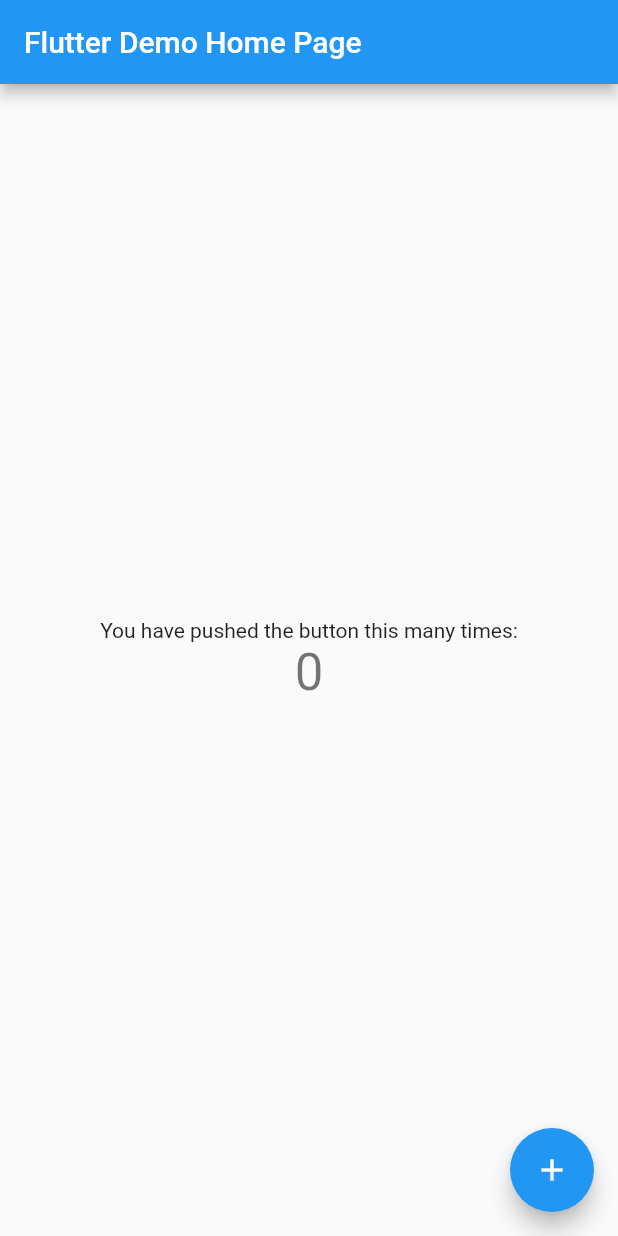
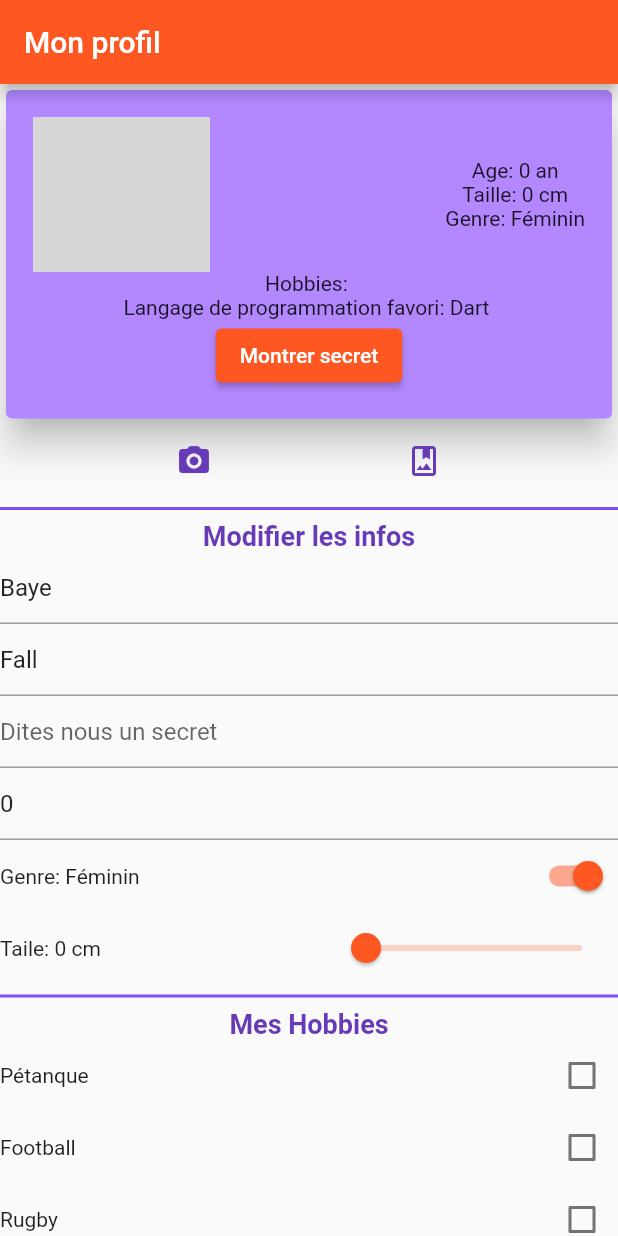
Before and after one commit to Kheuzayni/profil_with_camera, a Flutter app: the screen it shows after launch, on a phone screen of 412 x 824 dp. Run offline on Flutter 3.47's test engine with Material 2 defaults, Android fonts, the light colour scheme and no system bars; our stand-ins replace image_picker; missing offline and left inert: image_picker_for_web; network calls fail; grey boxes are pictures that could not be loaded.

Commit message:
add camera and image

```diff
--- a/lib/generated_plugin_registrant.dart
+++ b/lib/generated_plugin_registrant.dart
@@ -0,0 +1,16 @@
+//
+// Generated file. Do not edit.
+//
+
+// ignore_for_file: directives_ordering
+// ignore_for_file: lines_longer_than_80_chars
+
+import 'package:image_picker_for_web/image_picker_for_web.dart';
+
+import 'package:flutter_web_plugins/flutter_web_plugins.dart';
+
+// ignore: public_member_api_docs
+void registerPlugins(Registrar registrar) {
+  ImagePickerPlugin.registerWith(registrar);
+  registrar.registerMessageHandler();
+}
--- a/lib/main.dart
+++ b/lib/main.dart
@@ -1,115 +1,24 @@
 import 'package:flutter/material.dart';
+import 'package:profil_with_camera/profile_page.dart';
+
 
 void main() {
   runApp(const MyApp());
 }
 
 class MyApp extends StatelessWidget {
-  const MyApp({super.key});
+  const MyApp({Key? key}) : super(key: key);
 
   // This widget is the root of your application.
   @override
   Widget build(BuildContext context) {
     return MaterialApp(
-      title: 'Flutter Demo',
+      title: 'Profil appareil Photo',
+      debugShowCheckedModeBanner: false,
       theme: ThemeData(
-        // This is the theme of your application.
-        //
-        // Try running your application with "flutter run". You'll see the
-        // application has a blue toolbar. Then, without quitting the app, try
-        // changing the primarySwatch below to Colors.green and then invoke
-        // "hot reload" (press "r" in the console where you ran "flutter run",
-        // or simply save your changes to "hot reload" in a Flutter IDE).
-        // Notice that the counter didn't reset back to zero; the application
-        // is not restarted.
-        primarySwatch: Colors.blue,
+        primarySwatch: Colors.deepOrange,
       ),
-      home: const MyHomePage(title: 'Flutter Demo Home Page'),
+      home: ProfilePage(),
     );
   }
 }
-
-class MyHomePage extends StatefulWidget {
-  const MyHomePage({super.key, required this.title});
-
-  // This widget is the home page of your application. It is stateful, meaning
-  // that it has a State object (defined below) that contains fields that affect
-  // how it looks.
-
-  // This class is the configuration for the state. It holds the values (in this
-  // case the title) provided by the parent (in this case the App widget) and
-  // used by the build method of the State. Fields in a Widget subclass are
-  // always marked "final".
-
-  final String title;
-
-  @override
-  State<MyHomePage> createState() => _MyHomePageState();
-}
-
-class _MyHomePageState extends State<MyHomePage> {
-  int _counter = 0;
-
-  void _incrementCounter() {
-    setState(() {
-      // This call to setState tells the Flutter framework that something has
-      // changed in this State, which causes it to rerun the build method below
-      // so that the display can reflect the updated values. If we changed
-      // _counter without calling setState(), then the build method would not be
-      // called again, and so nothing would appear to happen.
-      _counter++;
-    });
-  }
-
-  @override
-  Widget build(BuildContext context) {
-    // This method is rerun every time setState is called, for instance as done
-    // by the _incrementCounter method above.
-    //
-    // The Flutter framework has been optimized to make rerunning build methods
-    // fast, so that you can just rebuild anything that needs updating rather
-    // than having to individually change instances of widgets.
-    return Scaffold(
-      appBar: AppBar(
-        // Here we take the value from the MyHomePage object that was created by
-        // the App.build method, and use it to set our appbar title.
-        title: Text(widget.title),
-      ),
-      body: Center(
-        // Center is a layout widget. It takes a single child and positions it
-        // in the middle of the parent.
-        child: Column(
-          // Column is also a layout widget. It takes a list of children and
-          // arranges them vertically. By default, it sizes itself to fit its
-          // children horizontally, and tries to be as tall as its parent.
-          //
-          // Invoke "debug painting" (press "p" in the console, choose the
-          // "Toggle Debug Paint" action from the Flutter Inspector in Android
-          // Studio, or the "Toggle Debug Paint" command in Visual Studio Code)
-          // to see the wireframe for each widget.
-          //
-          // Column has various properties to control how it sizes itself and
-          // how it positions its children. Here we use mainAxisAlignment to
-          // center the children vertically; the main axis here is the vertical
-          // axis because Columns are vertical (the cross axis would be
-          // horizontal).
-          mainAxisAlignment: MainAxisAlignment.center,
-          children: <Widget>[
-            const Text(
-              'You have pushed the button this many times:',
-            ),
-            Text(
-              '$_counter',
-              style: Theme.of(context).textTheme.headlineMedium,
-            ),
-          ],
-        ),
-      ),
-      floatingActionButton: FloatingActionButton(
-        onPressed: _incrementCounter,
-        tooltip: 'Increment',
-        child: const Icon(Icons.add),
-      ), // This trailing comma makes auto-formatting nicer for build methods.
-    );
-  }
-}
--- a/lib/profile.dart
+++ b/lib/profile.dart
@@ -0,0 +1,51 @@
+class Profile {
+
+  String surname;
+  String name;
+  int age;
+  bool gender;
+  double height;
+  String secret;
+  List<String> hobbies;
+  String favoriteLang;
+
+  Profile({
+    this.surname = "",
+    this.name = "",
+    this.age = 0,
+    this.gender = true,
+    this.height = 0.0,
+    this.secret = "",
+    this.hobbies = const [],
+    this.favoriteLang = "Dart"
+  });
+
+  String setName() => "$surname $name";
+
+  String setAge() {
+    String ageString = "$age an";
+    if (age>1) {
+      ageString += "s";
+    }
+    return ageString;
+  }
+
+  String genderString() => (gender) ? "Féminin" : "Masculin";
+
+  String setHeight() => "${height.toInt()} cm";
+
+  String setHobbies() {
+    String toHobbiesString = "";
+    if (hobbies.length == 0) {
+      return toHobbiesString;
+    } else {
+      toHobbiesString = "Mes hobbies sont:";
+      hobbies.forEach((hobbie) {
+        toHobbiesString += " $hobbie,";
+      });
+      return toHobbiesString;
+    }
+  }
+
+
+}
--- a/lib/profile_page.dart
+++ b/lib/profile_page.dart
@@ -0,0 +1,273 @@
+import 'dart:io';
+
+import 'package:flutter/material.dart';
+import 'package:image_picker/image_picker.dart';
+import 'package:profil_with_camera/profile.dart';
+
+class ProfilePage extends StatefulWidget {
+
+  @override
+  ProfilePageState createState() => ProfilePageState();
+}
+
+class ProfilePageState extends State<ProfilePage> {
+
+  Profile myProfile = Profile(surname: "Baye", name: "Fall");
+  late TextEditingController surname;
+  late TextEditingController name;
+  late TextEditingController secret;
+  late TextEditingController age;
+  bool showSecret = false;
+
+  Map<String, bool> hobbies = {
+    "Pétanque": false,
+    "Football": false,
+    "Rugby": false,
+    "Code": false,
+    "Manga": false,
+    "foooood": false
+  };
+
+  ImagePicker picker = ImagePicker();
+  File? imageFile;
+
+  @override
+  void initState() {
+    // TODO: implement initState
+    super.initState();
+    surname = TextEditingController();
+    name = TextEditingController();
+    secret = TextEditingController();
+    age = TextEditingController();
+    surname.text = myProfile.surname;
+    name.text = myProfile.name;
+    secret.text = myProfile.secret;
+    age.text = myProfile.age.toString();
+  }
+
+  @override
+  void dispose() {
+    // TODO: implement dispose
+    surname.dispose();
+    name.dispose();
+    secret.dispose();
+    super.dispose();
+  }
+
+  @override
+  Widget build(BuildContext context) {
+    double imageSize = MediaQuery.of(context).size.width / 4;
+    return Scaffold(
+      appBar: AppBar(title: Text("Mon profil"),),
+      body: SingleChildScrollView(
+        child: Column(
+          mainAxisSize: MainAxisSize.max,
+          children: [
+            Card(
+                color: Colors.deepPurpleAccent.shade100,
+                elevation: 10,
+                child: Container(
+                  width: MediaQuery.of(context).size.width,
+                  margin: EdgeInsets.all(10),
+                  padding: EdgeInsets.all(8),
+                  child: Column(
+                    children: [
+                      Row(
+                        mainAxisAlignment: MainAxisAlignment.spaceBetween,
+                        children: [
+                          Container(
+                            width: MediaQuery.of(context).size.width / 3.5,
+                            child: (imageFile == null)
+                                ? Image.network("https://codabee.com/wp-content/uploads/2018/03/cropped-Artboard-2.png", height: imageSize, width: imageSize,)
+                                : Image.file(imageFile!, height: imageSize, width: imageSize,),
+                          ),
+                          Column(
+                            children: [
+                              Text("Age: ${myProfile.setAge()}"),
+                              Text("Taille: ${myProfile.setHeight()}"),
+                              Text("Genre: ${myProfile.genderString()}"),
+                            ],
+                          )
+                        ],
+                      ),
+                      Text("Hobbies: ${myProfile.setHobbies()}"),
+                      Text("Langage de programmation favori: ${myProfile.favoriteLang} "),
+                      ElevatedButton(
+                          onPressed: updateSecret,
+                          child: Text((showSecret)?"Cacher secret": "Montrer secret")
+                      ),
+                      (showSecret) ? Text(myProfile.secret) : Container(height: 0, width: 0,),
+
+                    ],
+
+                  ),
+
+                )
+
+            ),
+            Row(
+              mainAxisAlignment: MainAxisAlignment.spaceEvenly,
+              mainAxisSize: MainAxisSize.max,
+              children: [
+                IconButton(onPressed: (() => getImage(source: ImageSource.camera)), icon: Icon(Icons.camera_alt_rounded), color: Colors.deepPurple,),
+                IconButton(onPressed: (() => getImage(source: ImageSource.gallery)), icon: Icon(Icons.photo_album_outlined), color: Colors.deepPurple,),
+              ],
+            ),
+            const Divider(color: Colors.deepPurpleAccent, thickness: 2,),
+            myTitle("Modifier les infos"),
+            myTextField(controller: surname, hint: "Entrez votre prénom"),
+            myTextField(controller: name, hint: "Entrez votre nom"),
+            myTextField(controller: secret, hint: "Dites nous un secret", isSecret: true),
+            myTextField(controller: age, hint: "Entrez votre age", type: TextInputType.number),
+            Row(
+              mainAxisSize: MainAxisSize.max,
+              mainAxisAlignment: MainAxisAlignment.spaceBetween,
+              children: [
+                Text("Genre: ${myProfile.genderString()}"),
+                Switch(value: myProfile.gender, onChanged: ((newBool) {
+                  setState(() {
+                    myProfile.gender = newBool;
+                  });
+                })),
+              ],
+            ),
+            Row(
+              mainAxisSize: MainAxisSize.max,
+              mainAxisAlignment: MainAxisAlignment.spaceBetween,
+              children: [
+                Text("Taile: ${myProfile.setHeight()}"),
+                Slider(
+                    value: myProfile.height ,
+                    min: 0,
+                    max: 250,
+                    onChanged: ((newHeight) {
+                      setState(() {
+                        myProfile.height = newHeight;
+                      });
+                    }))
+              ],
+            ),
+            Divider(color: Colors.deepPurpleAccent, thickness: 2,),
+            myHobbies(),
+            Divider(color: Colors.deepPurpleAccent, thickness: 2,),
+            myRadios()
+          ],
+        ),
+      ),
+    );
+  }
+
+  TextField myTextField({required TextEditingController controller,required String hint, bool isSecret = false, TextInputType type: TextInputType.text}) {
+    return TextField(
+      controller: controller,
+      decoration: InputDecoration(
+        hintText: hint,
+      ),
+      keyboardType: type,
+      obscureText: isSecret,
+      onSubmitted: ((newValue) {
+        updateUser();
+      }),
+    );
+  }
+
+  updateUser() {
+    setState(() {
+      myProfile = Profile(
+          surname: (surname.text != myProfile.surname) ? surname.text: myProfile.surname,
+          name: name.text,
+          secret: secret.text,
+          favoriteLang: myProfile.favoriteLang,
+          hobbies: myProfile.hobbies,
+          height: myProfile.height,
+          age: int.parse(age.text),
+          gender: myProfile.gender
+      );
+    });
+  }
+
+  updateSecret() {
+    setState(() {
+      showSecret = !showSecret;
+    });
+  }
+
+  Column myHobbies() {
+    List<Widget> widgets = [myTitle("Mes Hobbies")];
+    hobbies.forEach((hobby, like) {
+      Row r = Row(
+        mainAxisAlignment: MainAxisAlignment.spaceBetween,
+        mainAxisSize: MainAxisSize.max,
+        children: [
+          Text(hobby),
+          Checkbox(value: like, onChanged: (newBool) {
+            setState(() {
+              hobbies[hobby] = newBool ?? false;
+              List<String> str = [];
+              hobbies.forEach((key, value) {
+                if (value == true) {
+                  str.add(key);
+                }
+              });
+              myProfile.hobbies = str;
+            });
+          })
+        ],
+      );
+      widgets.add(r);
+    });
+    return Column(children: widgets);
+  }
+
+  Column myRadios() {
+
+    List<Widget> w = [];
+    List<String> langs = ["Dart", "Swift", "Kotlin", "Java", "Python"];
+    int index = langs.indexWhere((lang) => lang.startsWith(myProfile.favoriteLang));
+    for (var x = 0; x < langs.length; x++) {
+      Column c = Column(
+
+        children: [
+          Text(langs[x]),
+          Radio(value: x, groupValue: index, onChanged: (newValue) {
+            setState(() {
+              myProfile.favoriteLang = langs[newValue as int];
+            });
+          })
+        ],
+      );
+      w.add(c);
+    }
+    return Column(
+      children: [
+        myTitle("Langage préféré"),
+        Row(
+            mainAxisAlignment: MainAxisAlignment.spaceEvenly,
+            children: w
+        )
+      ],
+    );
+  }
+
+  Text myTitle(String text) {
+    return Text(
+        text,
+        style: const TextStyle(
+            color: Colors.deepPurple,
+            fontWeight: FontWeight.bold,
+            fontSize: 18
+        ));
+  }
+
+  Future getImage({ required ImageSource source}) async {
+    print("Stat");
+    final chosenFile = await picker.getImage(source: source);
+    setState(() {
+      if (chosenFile == null) {
+        print("Je n'ai rien ajouté");
+      } else {
+        imageFile = File(chosenFile.path);
+      }
+    });
+  }
+}
```
